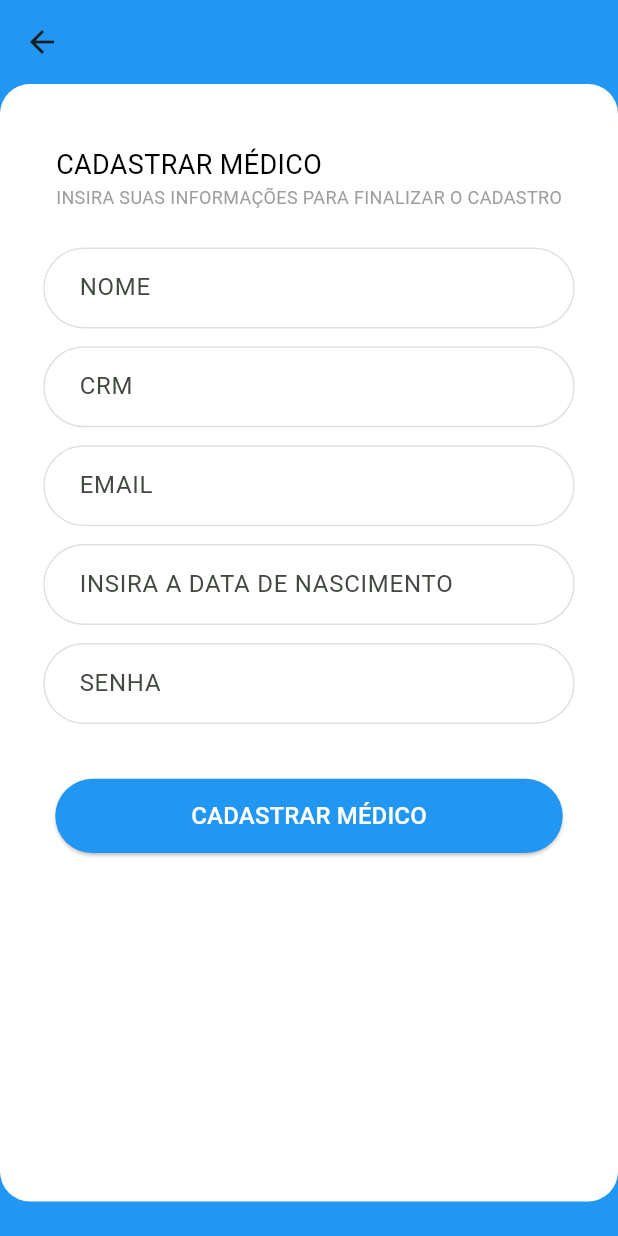
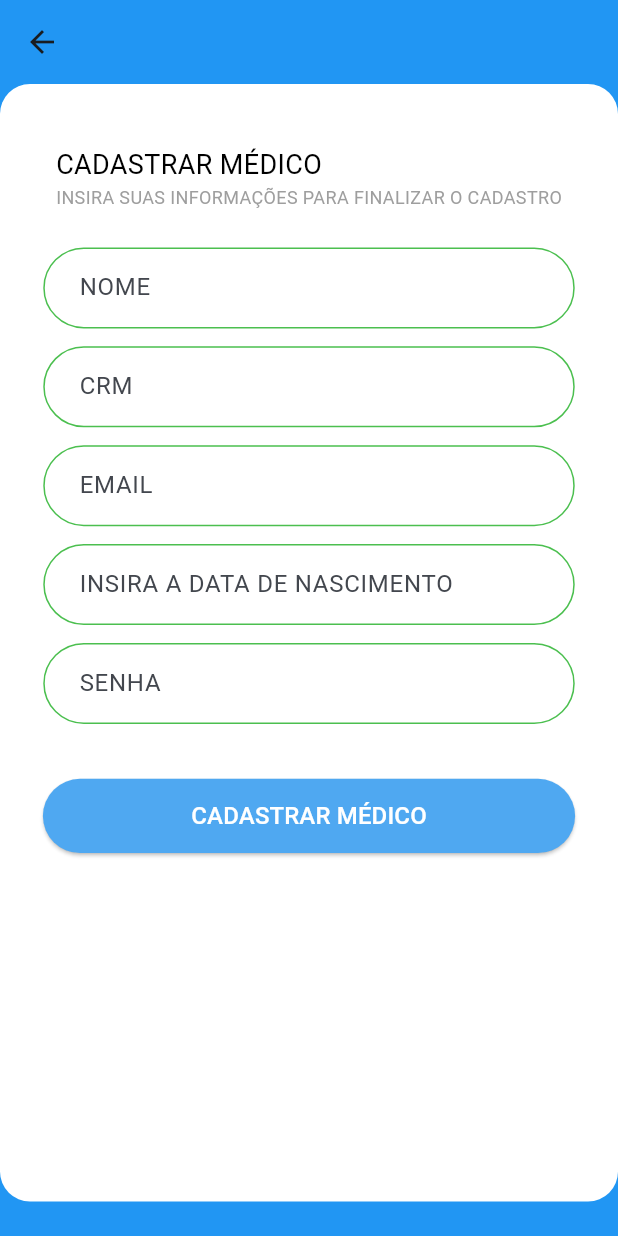
Before and after one commit to colaresm/Retinaguardian, a Flutter app: the screen it shows after launch, after a tap on "LOGIN", after a tap on "Criar conta", on a phone screen of 412 x 824 dp. Run offline on Flutter 3.47's test engine with Material 2 defaults, Android fonts, the light colour scheme and no system bars; our stand-ins replace flutter_bloc, flutter_secure_storage, fluttertoast, get_it, pull_to_refresh_flutter3, syncfusion_flutter_datepicker.

Commit message:
Update colors

```diff
--- a/frontend/retinaguard/lib/main.dart
+++ b/frontend/retinaguard/lib/main.dart
@@ -15,7 +15,10 @@ class MyApp extends StatelessWidget {
     return MaterialApp(
       debugShowCheckedModeBanner: false,
       theme: ThemeData(
-        colorScheme: ColorScheme.fromSeed(seedColor: Colors.green),
+        primaryColor: const Color.fromARGB(255, 79, 168, 241),
+        colorScheme: ColorScheme.fromSeed(
+            seedColor: Colors.blue,
+            secondary: const Color.fromARGB(255, 75, 191, 79)),
         useMaterial3: true,
       ),
       home: const LoginPage(),
--- a/frontend/retinaguard/lib/presentation/login/login_page.dart
+++ b/frontend/retinaguard/lib/presentation/login/login_page.dart
@@ -32,9 +32,7 @@ class _LoginPageState extends State<LoginPage> {
   @override
   Widget build(BuildContext context) {
     return Scaffold(
-      appBar: AppBar(
-        backgroundColor: Colors.blue[500],
-      ),
+      appBar: AppBar(),
       body: BlocConsumer<LoginBloc, LoginState>(
         listener: (context, state) {
           if (state is LoginSuccess) {
@@ -54,7 +52,10 @@ class _LoginPageState extends State<LoginPage> {
                   SizedBox(
                     height: constraints.maxHeight * 0.1,
                   ),
-                  Image.asset('assets/logo.png'),
+                  Image.asset(
+                    'assets/logo.png',
+                    width: constraints.maxWidth * 0.8,
+                  ),
                   SizedBox(
                     height: constraints.maxHeight * 0.05,
                   ),
@@ -86,11 +87,6 @@ class _LoginPageState extends State<LoginPage> {
                   const SizedBox(
                     height: 40,
                   ),
-                  ElevatedButton(
-                      onPressed: () {
-                        redirectToListClassificationsPage(context);
-                      },
-                      child: Text("ss")),
                   GestureDetector(
                     onTap: () => redirectToCrateDoctorPage(context),
                     child: Text(
--- a/frontend/retinaguard/lib/widgets/custom_elevated_button.dart
+++ b/frontend/retinaguard/lib/widgets/custom_elevated_button.dart
@@ -14,12 +14,12 @@ class _CustomElevatedButtonState extends State<CustomElevatedButton> {
   @override
   Widget build(BuildContext context) {
     return SizedBox(
-      width: MediaQuery.of(context).size.width * 0.86,
+      width: MediaQuery.of(context).size.width * 0.9,
       height: MediaQuery.of(context).size.height * 0.06,
       child: Padding(
         padding: const EdgeInsets.only(left: 8, right: 8),
         child: ElevatedButton(
-          style: ElevatedButton.styleFrom(backgroundColor: Colors.blue[500]),
+          style: ElevatedButton.styleFrom(backgroundColor:Theme.of(context).primaryColor),
           onPressed: widget.onPressed,
           child: Text(
             widget.hintText.toUpperCase(),
--- a/frontend/retinaguard/lib/widgets/custom_text_field.dart
+++ b/frontend/retinaguard/lib/widgets/custom_text_field.dart
@@ -5,7 +5,7 @@ class CustomTextField extends StatelessWidget {
     required this.hintText,
     required this.controller,
     this.isPassword = false,
-  required  this.validator,
+    required this.validator,
     Key? key,
   }) : super(key: key);
 
@@ -26,6 +26,8 @@ class CustomTextField extends StatelessWidget {
           obscureText: isPassword,
           controller: controller,
           decoration: InputDecoration(
+            focusedErrorBorder: _errorBorder(),
+            errorBorder: _errorBorder(),
             hintText: hintText.toUpperCase(),
             filled: true,
             fillColor: Colors.white,
@@ -37,15 +39,24 @@ class CustomTextField extends StatelessWidget {
             ),
             enabledBorder: OutlineInputBorder(
               borderRadius: BorderRadius.circular(30),
-              borderSide: BorderSide(color: Colors.grey.shade300),
+              borderSide:
+                   BorderSide(color:Theme.of(context).colorScheme.secondary),
             ),
             focusedBorder: OutlineInputBorder(
               borderRadius: BorderRadius.circular(30),
-              borderSide: const BorderSide(color: Colors.green, width: 2),
+              borderSide: BorderSide(
+                  color: Theme.of(context).colorScheme.secondary, width: 2),
             ),
           ),
         ),
       ),
     );
   }
+
+  InputBorder? _errorBorder() {
+    return OutlineInputBorder(
+      borderRadius: BorderRadius.circular(30),
+      borderSide: const BorderSide(color: Colors.red, width: 1),
+    );
+  }
 }
```
Also changed, not shown: images/home.png (added), 1 other file.
